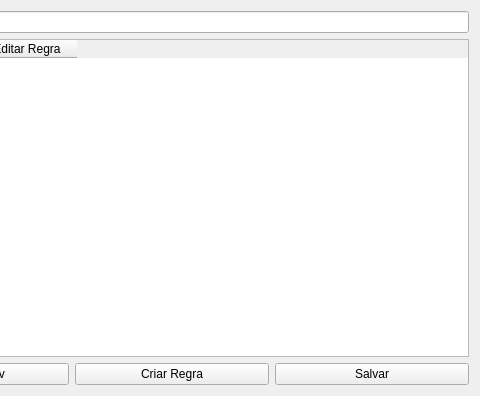
Before: the Qt Designer form uis/managementRules.ui in dsgoficial/SAP_Gerente, drawn with Qt 5; both pictures show x 735 to 1215 and y 0 to 396 of the 1215 by 396 pixel window.
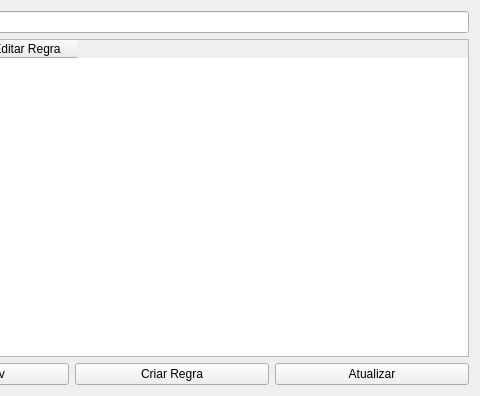
After: the same form once the commit is applied.

The edit to the form file:
```diff
--- a/uis/managementRules.ui
+++ b/uis/managementRules.ui
@@ -105,7 +105,7 @@
      <item>
       <widget class="QPushButton" name="saveBtn">
        <property name="text">
-        <string>Salvar</string>
+        <string>Atualizar</string>
        </property>
       </widget>
      </item>
```
